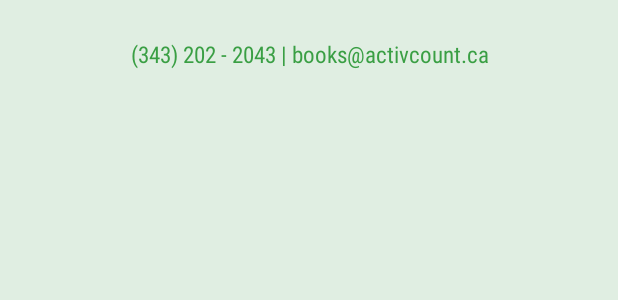
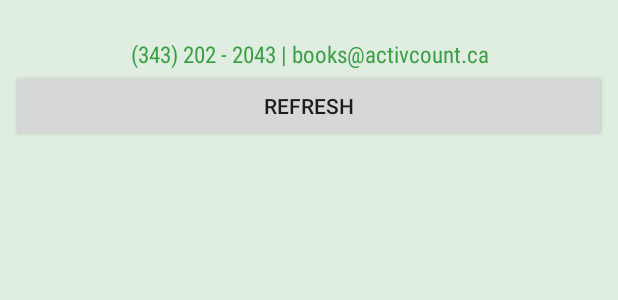
Before and after one commit to alexandrebobkov/activcount_webapp, an Android app: the layout activcount_widget.xml on its own in the app's theme, with its tools: preview values and no code run, on a phone screen of 412 x 824 dp. Shown: the top 300 px of the screen. Run offline under Robolectric (Android 15) with nearby library versions, the phone set to English and light mode, and no system bars.

Commit message:
refresh button

```diff
--- a/app/src/main/res/layout/activcount_widget.xml
+++ b/app/src/main/res/layout/activcount_widget.xml
@@ -99,6 +99,12 @@
                     android:textColor="#3A9F44"
                     android:textSize="15sp"
                     android:typeface="normal" />
+
+                <Button
+                    android:id="@+id/btn_refresh"
+                    android:layout_width="match_parent"
+                    android:layout_height="wrap_content"
+                    android:text="@string/btn_refresh" />
         </LinearLayout>
 
 </RelativeLayout>
--- a/app/src/main/res/values/strings.xml
+++ b/app/src/main/res/values/strings.xml
@@ -11,4 +11,5 @@
     <string name="date">26 May, 1985</string>
     <string name="my_brand">activcount.ca</string>
     <string name="item">item</string>
+    <string name="btn_refresh">REFRESH</string>
 </resources>
--- a/app/src/main/res/xml/activcount_widget_info.xml
+++ b/app/src/main/res/xml/activcount_widget_info.xml
@@ -6,6 +6,6 @@
     android:minHeight="110dp"
     android:previewImage="@drawable/activcount_widget_5x2"
     android:resizeMode="horizontal|vertical"
-    android:updatePeriodMillis="0"
+    android:updatePeriodMillis="30000"
     android:widgetCategory="home_screen">
 </appwidget-provider>
```
Also changed, not shown: app/src/main/java/ca/dev/activcountwebapp/activcount_widget.java (+18 -3 lines).
